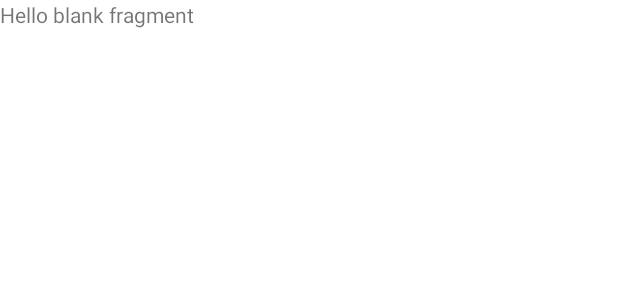
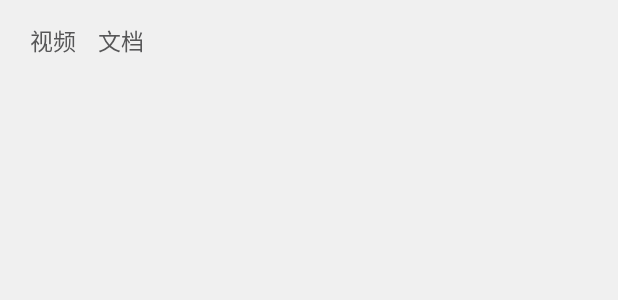
Before and after one commit to fiveobj/student, an Android app: the layout fragment_recourse.xml on its own in the app's theme, with its tools: preview values and no code run, on a phone screen of 412 x 824 dp. Shown: the top 300 px of the screen. Run offline under Robolectric (Android 15) with nearby library versions, the phone set to English and light mode, and no system bars.

Commit message:
资源视频播放 课程直播按钮还差一点

```diff
--- a/app/src/main/java/com/example/student/course/courseFragment.java
+++ b/app/src/main/java/com/example/student/course/courseFragment.java
@@ -99,7 +99,6 @@ public class courseFragment extends android.app.Fragment {
             public void onItemClick(AdapterView<?> parent, View view, int position, long id) {
                 Intent intent=null;
                 intent=new Intent(getActivity(), stucourceActivity.class);
-
                 startActivity(intent);
 
             }
--- a/app/src/main/java/com/example/student/course/stucourceActivity.java
+++ b/app/src/main/java/com/example/student/course/stucourceActivity.java
@@ -59,6 +59,12 @@ private FragmentTransaction transaction;
         transaction=manager.beginTransaction();
         transaction.add(R.id.stucourse_layout,new recourseFragment());
         transaction.commit();
+
+        //对MainActivity中传进来的值判断
+        int id=getIntent().getIntExtra("id",0);
+        if(id==4){
+            getFragmentManager().beginTransaction().replace(R.id.stucourse_layout,new liveFragment()).addToBackStack(null).commit();
+        }
     }
     private void setListeners(){
         OnClick onClick=new OnClick();
--- a/app/src/main/res/layout/fragment_recourse.xml
+++ b/app/src/main/res/layout/fragment_recourse.xml
@@ -1,14 +1,34 @@
 <?xml version="1.0" encoding="utf-8"?>
-<FrameLayout xmlns:android="http://schemas.android.com/apk/res/android"
+<RelativeLayout xmlns:android="http://schemas.android.com/apk/res/android"
     xmlns:tools="http://schemas.android.com/tools"
     android:layout_width="match_parent"
     android:layout_height="match_parent"
-    tools:context=".course.recourseFragment">
+    tools:context=".course.recourseFragment"
+    android:background="#F0F0F0">
 
     <!-- TODO: Update blank fragment layout -->
     <TextView
+        android:id="@+id/stucourse_recourse_video"
+        android:layout_width="wrap_content"
+        android:layout_height="wrap_content"
+        android:text="视频"
+        android:textSize="15sp"
+        android:layout_marginLeft="20dp"
+        android:layout_marginTop="15dp"
+        android:textColor="#565657"/>
+    <TextView
+        android:id="@+id/stucourse_recourse_document"
+        android:layout_width="wrap_content"
+        android:layout_height="wrap_content"
+        android:text="文档"
+        android:textSize="15sp"
+        android:layout_marginLeft="65dp"
+        android:layout_marginTop="15dp"
+        android:textColor="#565657"/>
+    <RelativeLayout
+        android:id="@+id/stucourse_recourselayout"
         android:layout_width="match_parent"
         android:layout_height="match_parent"
-        android:text="@string/hello_blank_fragment" />
+        android:layout_marginTop="45dp"/>
 
-</FrameLayout>
+</RelativeLayout>
--- a/app/src/main/res/layout/stucourseitem.xml
+++ b/app/src/main/res/layout/stucourseitem.xml
@@ -69,6 +69,7 @@
         android:layout_marginLeft="103dp"
         android:layout_marginTop="66dp"/>
     <ImageButton
+
         android:background="@mipmap/course_zhibo"
         android:id="@+id/live"
         android:layout_width="22dp"
```
Also changed, not shown: app/src/main/java/com/example/student/course/documentFragment.java (added, +66 -0 lines), app/src/main/java/com/example/student/course/recourseFragment.java (+61 -2 lines), app/src/main/java/com/example/student/course/videoFragment.java (added, +98 -0 lines), app/src/main/java/com/example/student/customclass/stuCourseAdapter.java (+18 -0 lines), app/src/main/java/com/example/student/customclass/stuCourseListViewItem.java (+6 -3 lines), app/src/main/res/layout/fragment_document.xml (added, +14 -0 lines), app/src/main/res/layout/fragment_video.xml (added, +28 -0 lines), app/src/main/res/mipmap-xxhdpi/stuc_rec_start.png (added), app/src/main/res/mipmap-xxhdpi/stuc_rec_stop.png (added), app/src/main/res/mipmap-xxhdpi/stuc_rec_videobigger.png (added), 1 other file.
